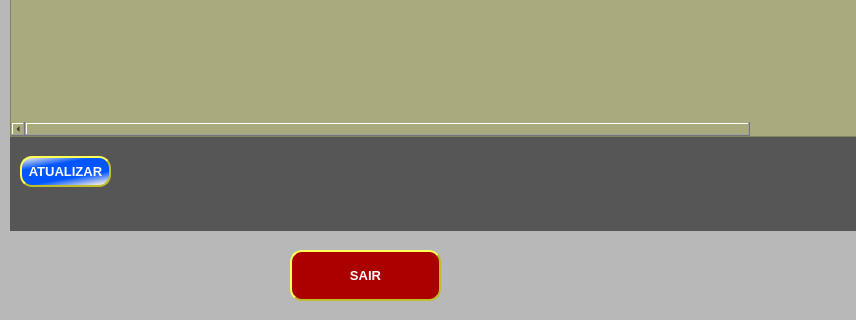
Old version of the form Gestor.ui in the repository DevAugustomelo/Estacionei; both pictures show x 0 to 856 and y 290 to 610 of the 856 by 610 pixel window.
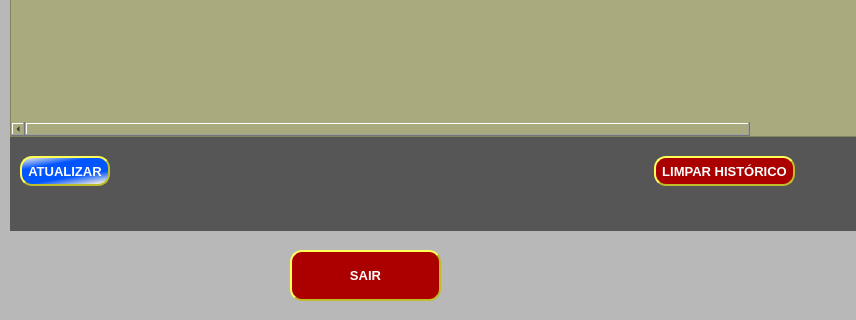
New version of the form. The open tabs and pages were chosen to show the change.

Commit message: Alterações: * Implementação da função data_str. * Adicinado coluna permanência no aba histórico.

Diff of the .ui file:
```diff
--- a/Gestor.ui
+++ b/Gestor.ui
@@ -905,8 +905,8 @@
        <rect>
         <x>10</x>
         <y>390</y>
-        <width>91</width>
-        <height>31</height>
+        <width>90</width>
+        <height>30</height>
        </rect>
       </property>
       <property name="font">
@@ -942,6 +942,48 @@
        <string>ATUALIZAR</string>
       </property>
      </widget>
+     <widget class="QPushButton" name="pushButton_3">
+      <property name="geometry">
+       <rect>
+        <x>644</x>
+        <y>390</y>
+        <width>141</width>
+        <height>30</height>
+       </rect>
+      </property>
+      <property name="font">
+       <font>
+        <pointsize>10</pointsize>
+        <weight>75</weight>
+        <bold>true</bold>
+       </font>
+      </property>
+      <property name="styleSheet">
+       <string notr="true">QPushButton {
+background-color: rgb(170, 0, 0);
+color: rgb(255, 255, 255);
+border-radius: 12px;
+border-style: outset;
+border-width: 2px;
+border-color: rgb(190, 190, 42);
+}
+
+QPushButton:hover {
+border-style: outset;
+border-width: 2px;
+border-color: rgb(199, 202, 2);
+background-color: rgb(200, 31, 8);
+}
+
+QPushButton:pressed {
+background-color: rgb(255, 62, 24);
+	font: 10pt &quot;MS Shell Dlg 2&quot;;
+}</string>
+      </property>
+      <property name="text">
+       <string>LIMPAR HISTÓRICO</string>
+      </property>
+     </widget>
     </widget>
    </widget>
   </widget>
```
Left out of the diff: 2 changed lines with no effect on the pictures. The commit also changes 2 other files.
